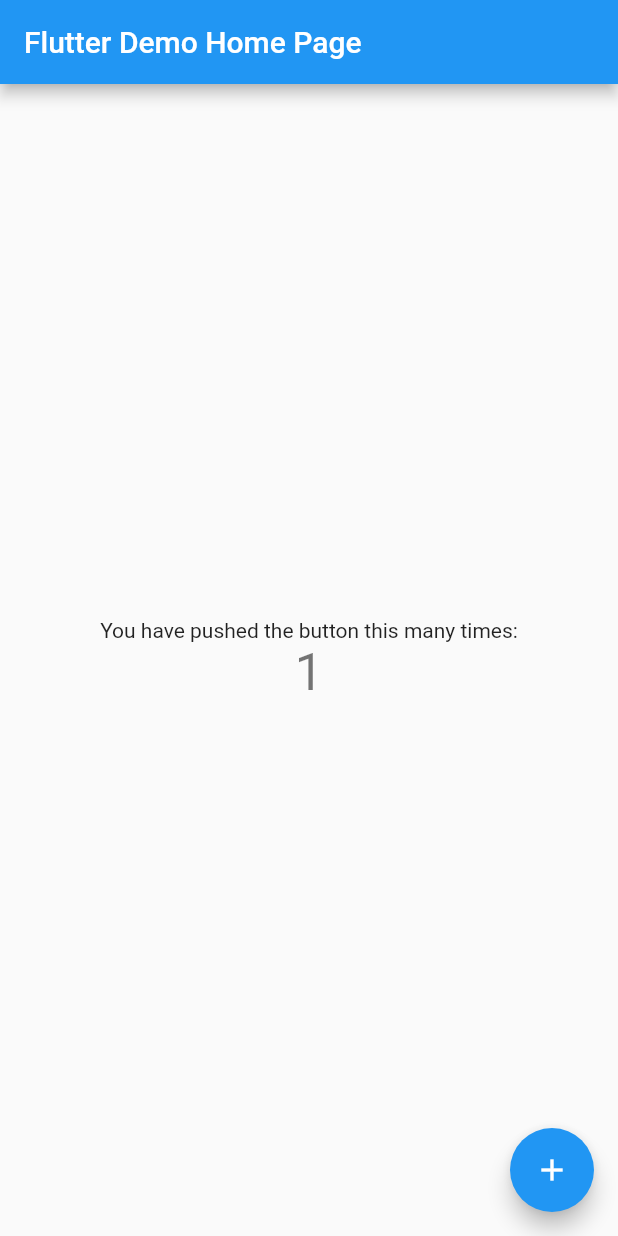
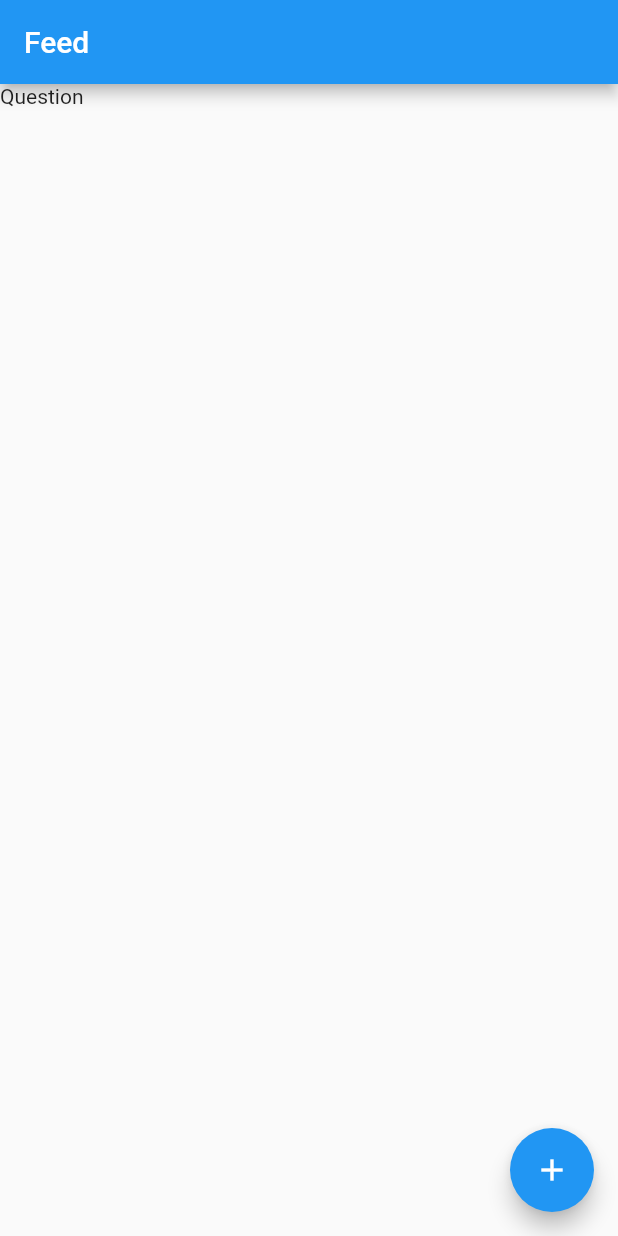
Before and after one commit to dvpermyakov/public-poll-flutter, a Flutter app: the screen it shows after launch, after a tap on the "add" icon, on a phone screen of 412 x 824 dp. Run offline on Flutter 3.47's test engine with Material 2 defaults, Android fonts, the phone set to English and light mode, and no system bars.

Commit message:
add feed page

```diff
--- /dev/null
+++ b/lib/feed/FeedItem.dart
@@ -0,0 +1,6 @@
+class FeedItem {
+  String question;
+  List<String> options;
+
+  FeedItem(this.question, this.options);
+}
--- /dev/null
+++ b/lib/feed/FeedPage.dart
@@ -0,0 +1,9 @@
+import 'package:flutter/material.dart';
+import 'package:publicpoll_flutter/feed/FeedState.dart';
+
+class FeedPage extends StatefulWidget {
+  @override
+  State<StatefulWidget> createState() {
+    return FeedState();
+  }
+}
--- /dev/null
+++ b/lib/feed/FeedState.dart
@@ -0,0 +1,30 @@
+import 'package:flutter/material.dart';
+import 'package:publicpoll_flutter/feed/FeedItem.dart';
+import 'package:publicpoll_flutter/feed/FeedPage.dart';
+
+class FeedState extends State<FeedPage> {
+  var items = <FeedItem>[];
+
+  @override
+  Widget build(BuildContext context) {
+    return Scaffold(
+      appBar: AppBar(
+        title: Text("Feed"),
+      ),
+      body: Column(
+        mainAxisAlignment: MainAxisAlignment.start,
+        children: items.map((e) => Text(e.question)).toList(),
+      ),
+      floatingActionButton: FloatingActionButton(
+        child: Icon(Icons.add),
+        onPressed: _addItem,
+      ),
+    );
+  }
+
+  void _addItem() {
+    setState(() {
+      items.add(FeedItem("Question", []));
+    });
+  }
+}
--- a/lib/main.dart
+++ b/lib/main.dart
@@ -1,4 +1,5 @@
 import 'package:flutter/material.dart';
+import 'package:publicpoll_flutter/feed/FeedPage.dart';
 
 void main() {
   runApp(MyApp());
@@ -13,92 +14,7 @@ class MyApp extends StatelessWidget {
       theme: ThemeData(
         primarySwatch: Colors.blue,
       ),
-      home: MyHomePage(title: 'Flutter Demo Home Page'),
+      home: FeedPage(),
     );
   }
 }
-
-class MyHomePage extends StatefulWidget {
-  MyHomePage({Key key, this.title}) : super(key: key);
-
-  // This widget is the home page of your application. It is stateful, meaning
-  // that it has a State object (defined below) that contains fields that affect
-  // how it looks.
-
-  // This class is the configuration for the state. It holds the values (in this
-  // case the title) provided by the parent (in this case the App widget) and
-  // used by the build method of the State. Fields in a Widget subclass are
-  // always marked "final".
-
-  final String title;
-
-  @override
-  _MyHomePageState createState() => _MyHomePageState();
-}
-
-class _MyHomePageState extends State<MyHomePage> {
-  int _counter = 0;
-
-  void _incrementCounter() {
-    setState(() {
-      // This call to setState tells the Flutter framework that something has
-      // changed in this State, which causes it to rerun the build method below
-      // so that the display can reflect the updated values. If we changed
-      // _counter without calling setState(), then the build method would not be
-      // called again, and so nothing would appear to happen.
-      _counter++;
-    });
-  }
-
-  @override
-  Widget build(BuildContext context) {
-    // This method is rerun every time setState is called, for instance as done
-    // by the _incrementCounter method above.
-    //
-    // The Flutter framework has been optimized to make rerunning build methods
-    // fast, so that you can just rebuild anything that needs updating rather
-    // than having to individually change instances of widgets.
-    return Scaffold(
-      appBar: AppBar(
-        // Here we take the value from the MyHomePage object that was created by
-        // the App.build method, and use it to set our appbar title.
-        title: Text(widget.title),
-      ),
-      body: Center(
-        // Center is a layout widget. It takes a single child and positions it
-        // in the middle of the parent.
-        child: Column(
-          // Column is also a layout widget. It takes a list of children and
-          // arranges them vertically. By default, it sizes itself to fit its
-          // children horizontally, and tries to be as tall as its parent.
-          //
-          // Invoke "debug painting" (press "p" in the console, choose the
-          // "Toggle Debug Paint" action from the Flutter Inspector in Android
-          // Studio, or the "Toggle Debug Paint" command in Visual Studio Code)
-          // to see the wireframe for each widget.
-          //
-          // Column has various properties to control how it sizes itself and
-          // how it positions its children. Here we use mainAxisAlignment to
-          // center the children vertically; the main axis here is the vertical
-          // axis because Columns are vertical (the cross axis would be
-          // horizontal).
-          mainAxisAlignment: MainAxisAlignment.center,
-          children: <Widget>[
-            Text(
-              'You have pushed the button this many times:',
-            ),
-            Text(
-              '$_counter',
-              style: Theme.of(context).textTheme.headline4,
-            ),
-          ],
-        ),
-      ),
-      floatingActionButton: FloatingActionButton(
-        onPressed: _incrementCounter,
-        tooltip: 'Increment',
-        child: Icon(Icons.add),
-      ), // This trailing comma makes auto-formatting nicer for build methods.
-    );
-  }
-}
```
